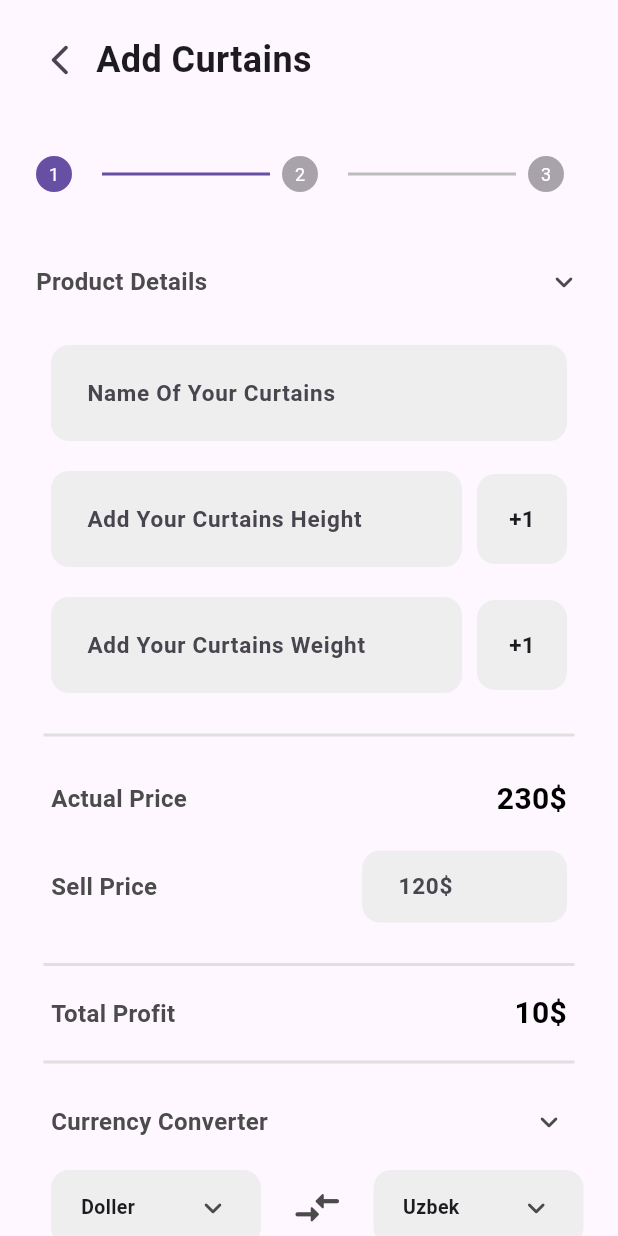
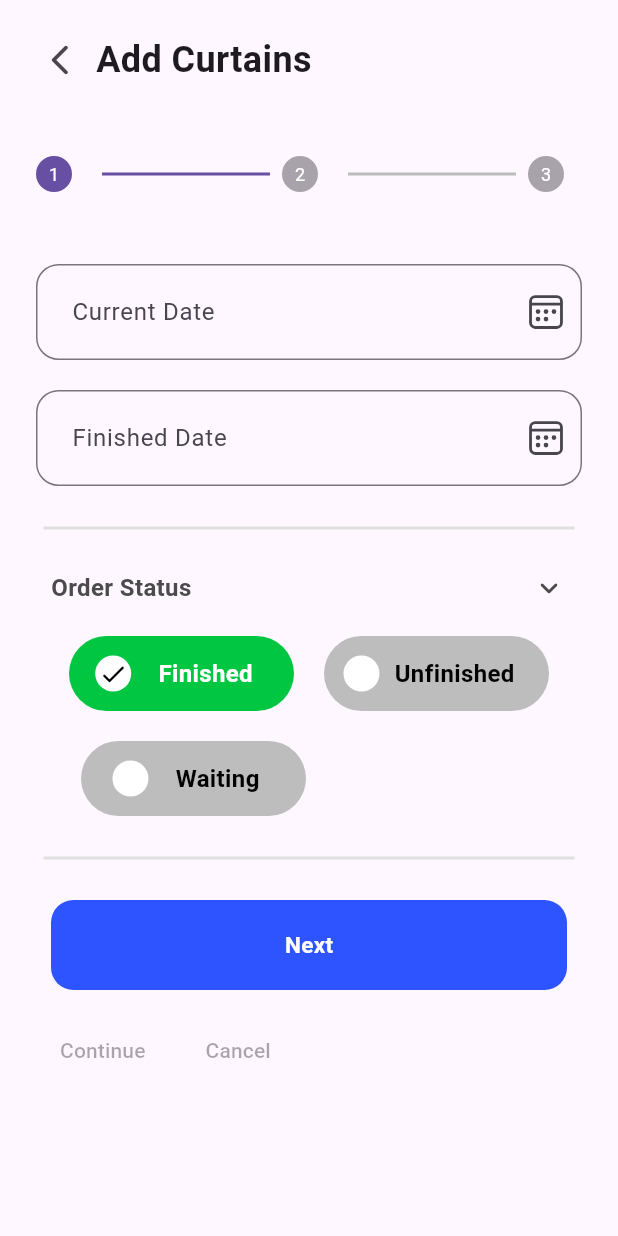
Before and after one commit to Spyou/Curtains_App, a Flutter app: the AddScreen screen opened directly, on a phone screen of 412 x 824 dp. Run offline on Flutter 3.47's test engine with Material 3 defaults, Android fonts, the light colour scheme and no system bars; our stand-ins replace fluentui_system_icons, icons_plus; network calls fail.

Commit message:
3rd screen finished

```diff
--- a/lib/screens/add/add_screen.dart
+++ b/lib/screens/add/add_screen.dart
@@ -1,4 +1,4 @@
-import 'package:curtains_app/screens/add/pages/first_step_screen.dart';
+import 'package:curtains_app/screens/add/pages/second_step_screen.dart';
 import 'package:flutter/material.dart';
 
 class AddScreen extends StatefulWidget {
@@ -48,13 +48,11 @@ class _AddScreenState extends State<AddScreen> {
         const Step(
           isActive: true,
           title: Text(''),
-          content: FirstStepScreen(),
+          content: SecondStep(),
         ),
         const Step(
           title: Text(''),
-          content: Center(
-            child: Text('Address'),
-          ),
+          content: SecondStep(),
         ),
         const Step(
             title: Text(''),
--- a/lib/screens/add/pages/first_step_screen.dart
+++ b/lib/screens/add/pages/first_step_screen.dart
@@ -8,7 +8,9 @@ class FirstStepScreen extends StatelessWidget {
   Widget build(BuildContext context) {
     return Column(
       children: [
-        const Row(
+        const Padding(
+          padding: EdgeInsets.symmetric(horizontal: 10),
+          child: Row(
             children: [
               Text(
                 'Product Details',
@@ -24,6 +26,7 @@ class FirstStepScreen extends StatelessWidget {
                 color: Color.fromARGB(255, 75, 75, 75),
               ),
             ],
+          ),
         ),
         const SizedBox(height: 30),
         Padding(
--- /dev/null
+++ b/lib/screens/add/pages/second_step_screen.dart
@@ -0,0 +1,241 @@
+import 'package:curtains_app/utils/ui/app_style.dart';
+import 'package:fluentui_system_icons/fluentui_system_icons.dart';
+import 'package:flutter/material.dart';
+
+class SecondStep extends StatelessWidget {
+  const SecondStep({super.key});
+
+  @override
+  Widget build(BuildContext context) {
+    return Column(
+      children: [
+        TextField(
+          decoration: InputDecoration(
+            contentPadding: const EdgeInsets.all(20),
+            suffixIcon: IconButton(
+                onPressed: () {
+                  showDatePicker(
+                    context: context,
+                    initialDate: DateTime.now(),
+                    firstDate: DateTime(2018),
+                    lastDate: DateTime(2030),
+                  );
+                },
+                icon: const Icon(
+                  FluentIcons.calendar_16_regular,
+                  size: 30,
+                )),
+            labelText: 'Current Date',
+            hintText: 'Select Date',
+            border: const OutlineInputBorder(
+              borderRadius: BorderRadius.all(Radius.circular(15)),
+            ),
+          ),
+        ),
+        const SizedBox(
+          height: 20,
+        ),
+        TextField(
+          decoration: InputDecoration(
+            contentPadding: const EdgeInsets.all(20),
+            suffixIcon: IconButton(
+                onPressed: () {
+                  showDatePicker(
+                    context: context,
+                    initialDate: DateTime.now(),
+                    firstDate: DateTime(2018),
+                    lastDate: DateTime(2030),
+                  );
+                },
+                icon: const Icon(
+                  FluentIcons.calendar_16_regular,
+                  size: 30,
+                )),
+            labelText: 'Finished Date',
+            hintText: 'Select Date',
+            border: const OutlineInputBorder(
+              borderRadius: BorderRadius.all(Radius.circular(15)),
+            ),
+          ),
+        ),
+        const SizedBox(
+          height: 20,
+        ),
+        AppStyle.divider,
+        const SizedBox(
+          height: 20,
+        ),
+        const Padding(
+          padding: EdgeInsets.symmetric(horizontal: 10),
+          child: Row(
+            children: [
+              Text(
+                'Order Status',
+                style: TextStyle(
+                  fontSize: 16,
+                  color: Color.fromARGB(255, 75, 75, 75),
+                  fontWeight: FontWeight.w600,
+                ),
+              ),
+              Spacer(),
+              Icon(
+                Icons.keyboard_arrow_down_rounded,
+                color: Color.fromARGB(255, 75, 75, 75),
+              ),
+            ],
+          ),
+        ),
+        const SizedBox(
+          height: 20,
+        ),
+        Row(
+          mainAxisAlignment: MainAxisAlignment.center,
+          children: [
+            Container(
+                height: 50,
+                width: 150,
+                decoration: BoxDecoration(
+                    borderRadius: BorderRadius.circular(50),
+                    color: const Color.fromARGB(255, 0, 198, 66)),
+                child: const Row(
+                  mainAxisAlignment: MainAxisAlignment.center,
+                  children: [
+                    CircleAvatar(
+                      radius: 12,
+                      backgroundColor: Colors.white,
+                      child: Icon(
+                        Icons.check_rounded,
+                        color: Colors.black,
+                        size: 20,
+                      ),
+                    ),
+                    SizedBox(
+                      width: 18,
+                    ),
+                    Text(
+                      'Finished',
+                      style: TextStyle(
+                        fontSize: 16,
+                        color: Colors.white,
+                        fontWeight: FontWeight.w600,
+                      ),
+                    ),
+                    SizedBox(
+                      width: 10,
+                    ),
+                  ],
+                )),
+            const SizedBox(
+              width: 20,
+            ),
+            Container(
+                height: 50,
+                width: 150,
+                decoration: BoxDecoration(
+                    borderRadius: BorderRadius.circular(50),
+                    color: Colors.grey[400]),
+                child: const Row(
+                  mainAxisAlignment: MainAxisAlignment.center,
+                  children: [
+                    CircleAvatar(
+                      radius: 12,
+                      backgroundColor: Colors.white,
+                    ),
+                    SizedBox(
+                      width: 10,
+                    ),
+                    Text(
+                      'Unfinished',
+                      style: TextStyle(
+                        fontSize: 16,
+                        color: Colors.black,
+                        fontWeight: FontWeight.w600,
+                      ),
+                    ),
+                    SizedBox(
+                      width: 10,
+                    ),
+                  ],
+                )),
+          ],
+        ),
+        const SizedBox(
+          height: 20,
+        ),
+        Padding(
+          padding: const EdgeInsets.symmetric(horizontal: 30),
+          child: Row(
+            mainAxisAlignment: MainAxisAlignment.start,
+            children: [
+              Container(
+                  height: 50,
+                  width: 150,
+                  decoration: BoxDecoration(
+                      borderRadius: BorderRadius.circular(50),
+                      color: Colors.grey[400]),
+                  child: const Row(
+                    mainAxisAlignment: MainAxisAlignment.center,
+                    children: [
+                      CircleAvatar(
+                        radius: 12,
+                        backgroundColor: Colors.white,
+                      ),
+                      SizedBox(
+                        width: 18,
+                      ),
+                      Text(
+                        'Waiting',
+                        style: TextStyle(
+                          fontSize: 16,
+                          color: Colors.black,
+                          fontWeight: FontWeight.w600,
+                        ),
+                      ),
+                      SizedBox(
+                        width: 10,
+                      ),
+                    ],
+                  )),
+            ],
+          ),
+        ),
+        const SizedBox(
+          height: 20,
+        ),
+        AppStyle.divider,
+        const SizedBox(
+          height: 20,
+        ),
+        Padding(
+          padding: const EdgeInsets.symmetric(horizontal: 10),
+          child: Container(
+            width: double.infinity,
+            height: 60,
+            decoration: BoxDecoration(
+              color: const Color(0xFF2E54FF),
+              borderRadius: BorderRadius.circular(15),
+            ),
+            child: const Center(
+              child: Text(
+                'Next',
+                style: TextStyle(
+                  fontSize: 15,
+                  fontWeight: FontWeight.w600,
+                  color: Colors.white,
+                ),
+              ),
+            ),
+          ),
+        )
+      ],
+    );
+  }
+}
+
+
+
+        // DatePickerDialog(
+        //   initialDate: DateTime.now(),
+        //   firstDate: DateTime(2018),
+        //   lastDate: DateTime(2030),
+        // )
```
Lines whose indentation alone changed are shown as unchanged.
